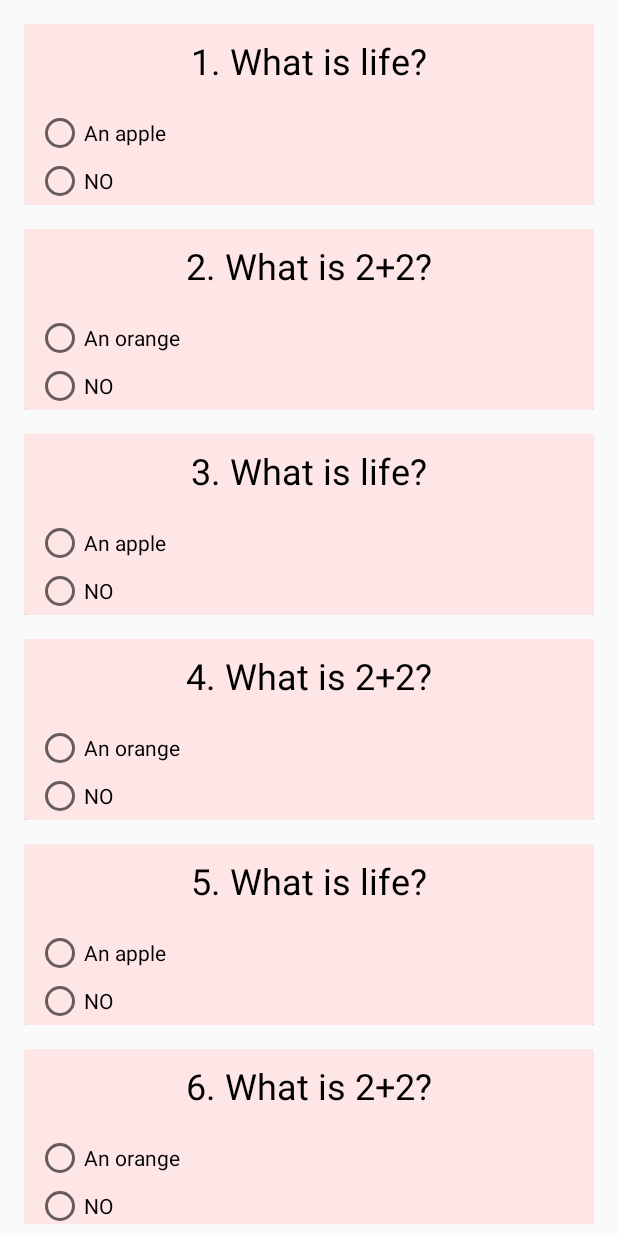
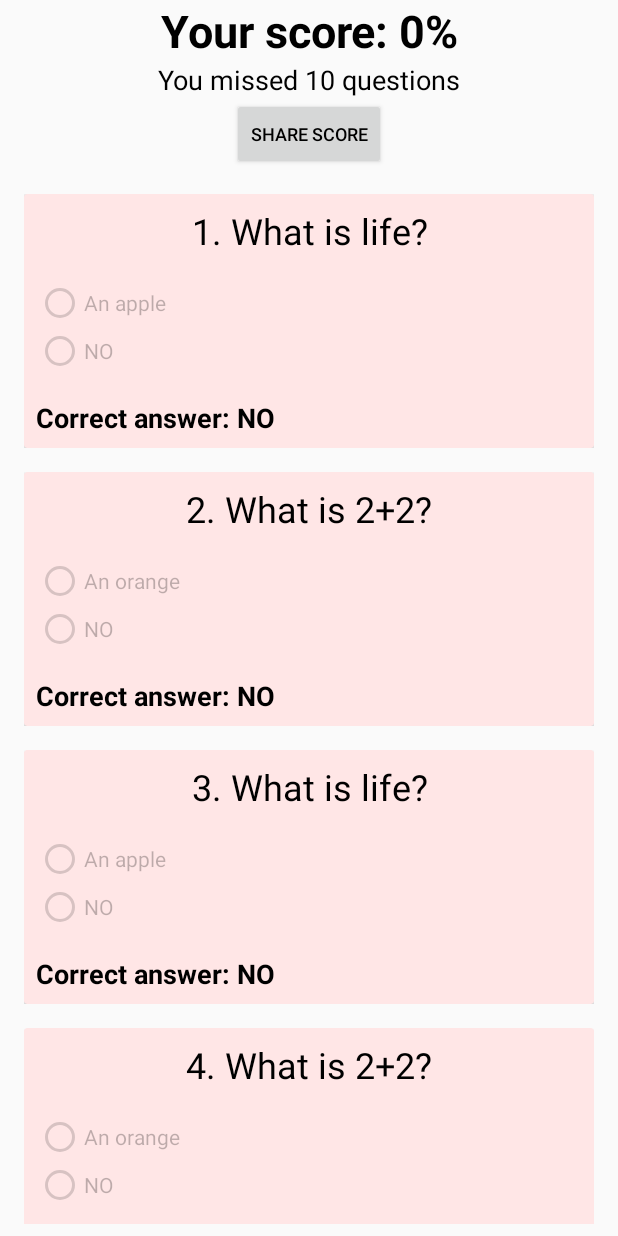
Before and after one commit to YousefHaggy/FBLA-Mobile-App, an Android app: the TestPage screen opened directly, with no data from a screen before it, after a tap on "BUTTON", on a phone screen of 412 x 824 dp. Run offline under Robolectric (Android 15) with nearby library versions, the phone set to English and light mode, and no system bars.

Commit message:
Finalizing test stuff

```diff
--- a/app/src/main/java/com/yousefhaggy/fblamobileapp/QuestionRecyclerViewAdapter.java
+++ b/app/src/main/java/com/yousefhaggy/fblamobileapp/QuestionRecyclerViewAdapter.java
@@ -1,6 +1,7 @@
 package com.yousefhaggy.fblamobileapp;
 
 import android.content.Context;
+import android.content.res.ColorStateList;
 import android.graphics.Color;
 import android.support.annotation.NonNull;
 import android.support.v7.widget.CardView;
@@ -74,12 +75,24 @@ public class QuestionRecyclerViewAdapter extends RecyclerView.Adapter<QuestionRe
 
             questionViewHolder.radioGroup.addView(answerChoice);
         }
-        if (questions.get(i).isWrong) {
-            questionViewHolder.cardView.setCardBackgroundColor(Color.parseColor("#ffe6e6"));
-        }
-        else if(testSubmitted){
-            questionViewHolder.cardView.setCardBackgroundColor(Color.parseColor("#E6FFEE"));
+        if(testSubmitted) {
+            for (int ch = 0; ch < questionViewHolder.radioGroup.getChildCount(); ch++) {
 
+if(!((RadioButton)questionViewHolder.radioGroup.getChildAt(ch)).getText().toString().equals(questions.get(i).getSelectedChoice())) {
+    questionViewHolder.radioGroup.getChildAt(ch).setEnabled(false);
+}
+
+            }
+            if (questions.get(i).isWrong) {
+                questionViewHolder.cardView.setCardBackgroundColor(Color.parseColor("#ffe6e6"));
+                TextView correctAnswer= (TextView) questionViewHolder.cardView.findViewById(R.id.correctAnswerTextView);
+                correctAnswer.setText("Correct answer: "+questions.get(i).answer);
+                correctAnswer.setVisibility(View.VISIBLE);
+
+            } else {
+                questionViewHolder.cardView.setCardBackgroundColor(Color.parseColor("#E6FFEE"));
+
+            }
         }
     }
 
--- a/app/src/main/java/com/yousefhaggy/fblamobileapp/TestBankContract.java
+++ b/app/src/main/java/com/yousefhaggy/fblamobileapp/TestBankContract.java
@@ -10,7 +10,6 @@ public final class TestBankContract {
     {
         public static final String TABLE_NAME="QuestionTable";
         public static final String COLUMN_NAME_QUESTION="Question";
-        public static final String COLUMN_NAME_QUESTIONID="QuestionID";
         public static final String COLUMN_NAME_TEST="TestName";
         public static final String COLUMN_NAME_CATEGORY="CategoryName";
         public static final String COLUMN_NAME_CHOICES="QuestionChoices";
--- a/app/src/main/java/com/yousefhaggy/fblamobileapp/TestPage.java
+++ b/app/src/main/java/com/yousefhaggy/fblamobileapp/TestPage.java
@@ -9,7 +9,9 @@ import android.support.v7.widget.RecyclerView;
 import android.util.Log;
 import android.view.View;
 import android.widget.Button;
+import android.widget.TextView;
 
+import java.text.DecimalFormat;
 import java.util.ArrayList;
 import java.util.List;
 
@@ -43,17 +45,29 @@ public class TestPage extends AppCompatActivity {
         submitTest.setOnClickListener(new Button.OnClickListener() {
             @Override
             public void onClick(View view) {
+                int wrong=0;
                for(int i=0; i<questionList.size();i++)
                {
                    if(!questionList.get(i).answer.equals(questionList.get(i).getSelectedChoice()))
                    {
                         questionList.get(i).isWrong=true;
+                        wrong++;
                    }
                    testRecyclerViewAdapter.notifyItemChanged(i);
                }
                testRecyclerViewAdapter.testSubmitted=true;
                testRecyclerView.smoothScrollToPosition(0);
                submitTest.setVisibility(View.GONE);
+               double percentage=(questionList.size()-wrong*1.0)/questionList.size();
+                TextView testPercentage=(TextView)findViewById(R.id.testPercentage);
+                TextView testScore=(TextView) findViewById(R.id.testScore);
+                Button shareButton=(Button) findViewById(R.id.shareButton);
+                shareButton.setVisibility(View.VISIBLE);
+                testScore.setText("You missed "+wrong+" questions");
+                testScore.setVisibility(View.VISIBLE);
+                DecimalFormat df=new DecimalFormat("#%");
+                testPercentage.setText("Your score: "+df.format(percentage));
+                testPercentage.setVisibility(View.VISIBLE);
             }
         });
     }
--- a/app/src/main/res/layout/activity_test_page.xml
+++ b/app/src/main/res/layout/activity_test_page.xml
@@ -6,6 +6,35 @@
     android:layout_height="match_parent"
     tools:context=".TestPage"
     android:orientation="vertical">
+
+    <TextView
+        android:id="@+id/testPercentage"
+        android:layout_width="match_parent"
+        android:layout_height="wrap_content"
+        android:text="Your score: 95%"
+        android:textAlignment="center"
+        android:textSize="30sp"
+        android:textStyle="bold"
+        android:visibility="gone" />
+
+    <TextView
+        android:id="@+id/testScore"
+        android:layout_width="match_parent"
+        android:layout_height="wrap_content"
+        android:text="You missed 6 questions"
+        android:textAlignment="center"
+        android:textSize="18sp"
+        android:visibility="gone" />
+
+    <Button
+        android:id="@+id/shareButton"
+        android:layout_width="wrap_content"
+        android:layout_height="wrap_content"
+        android:layout_gravity="center_horizontal"
+        android:text="Share Score"
+        android:textAlignment="center"
+        android:textSize="12sp"
+        android:visibility="gone" />
 
     <android.support.v7.widget.RecyclerView
         android:id="@+id/TestRecyclerView"
--- a/app/src/main/res/layout/multiple_choice_question_card.xml
+++ b/app/src/main/res/layout/multiple_choice_question_card.xml
@@ -19,12 +19,13 @@
 
             <TextView
                 android:id="@+id/questionTextView"
-                android:layout_width="wrap_content"
+                android:layout_width="0dp"
                 android:layout_height="wrap_content"
                 android:layout_marginEnd="8dp"
                 android:layout_marginStart="8dp"
                 android:layout_marginTop="8dp"
                 android:text="What is 2+2?"
+                android:textAlignment="center"
                 android:textSize="24sp"
                 app:layout_constraintEnd_toEndOf="parent"
                 app:layout_constraintStart_toStartOf="parent"
@@ -43,6 +44,24 @@
                 app:layout_constraintTop_toBottomOf="@+id/questionTextView">
 
             </RadioGroup>
+
+            <TextView
+                android:id="@+id/correctAnswerTextView"
+                android:layout_width="0dp"
+                android:layout_height="wrap_content"
+                android:layout_marginBottom="8dp"
+                android:layout_marginLeft="8dp"
+                android:layout_marginRight="8dp"
+                android:layout_marginTop="16dp"
+                android:layout_weight="1"
+                android:text="hhhhhhhhhhhhhhhhhhhhhhhhhhhhhhhhhhhhhhhhhhhhhhhhhhhhhhhhhhhhhhhhhhhh"
+                android:textSize="18sp"
+                android:textStyle="bold"
+                android:visibility="gone"
+                app:layout_constraintBottom_toBottomOf="parent"
+                app:layout_constraintLeft_toLeftOf="parent"
+                app:layout_constraintRight_toRightOf="parent"
+                app:layout_constraintTop_toBottomOf="@id/answerRadioGroup" />
         </android.support.constraint.ConstraintLayout>
     </android.support.v7.widget.CardView>
 </LinearLayout>
```
